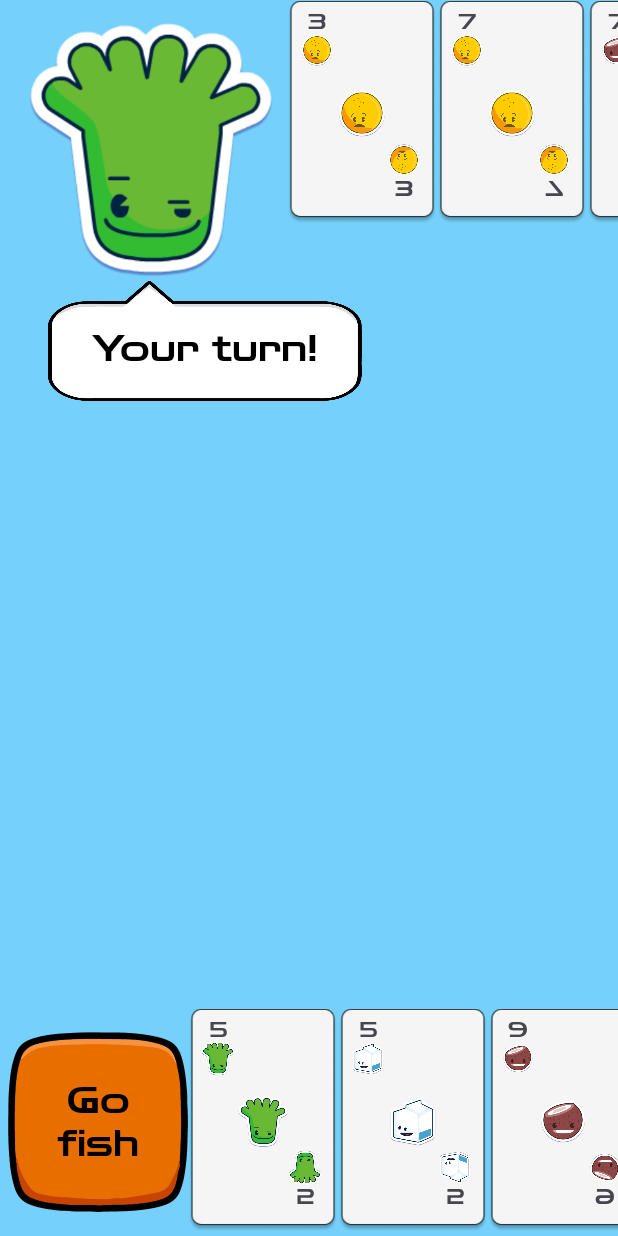
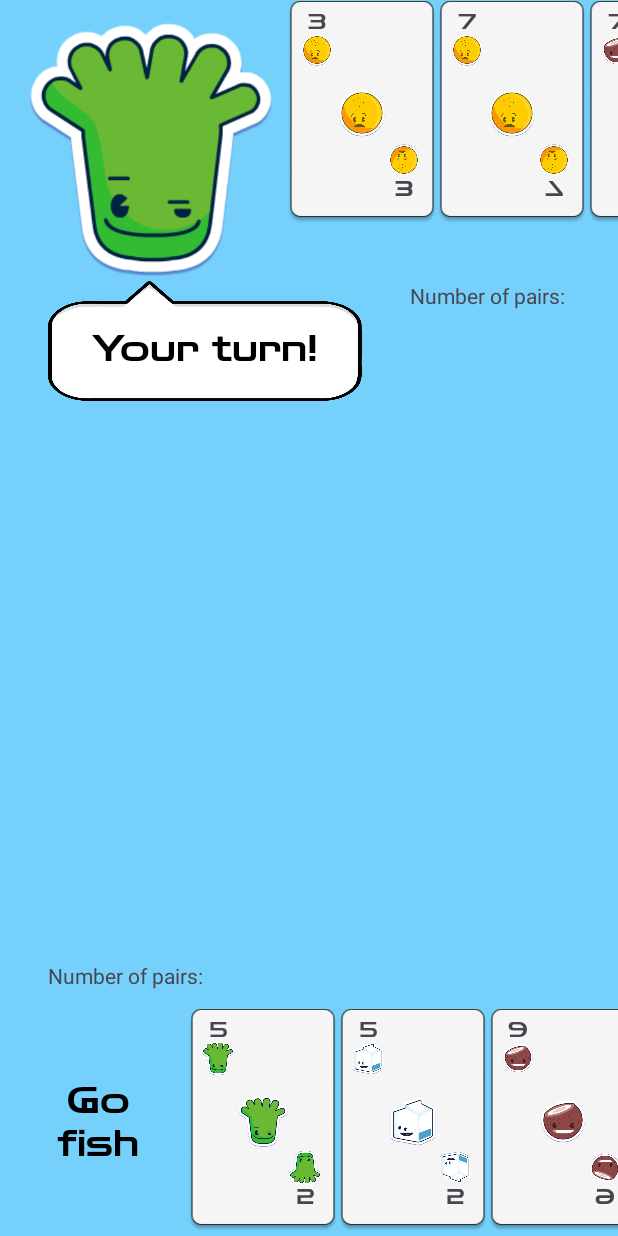
Before and after one commit to jonasbondesson84/ma23_kotlin_CardGame, an Android app: the fragment GameMode1Fragment placed in its activity, on a phone screen of 412 x 824 dp. Run offline under Robolectric (Android 15) with nearby library versions, the phone set to English and light mode, and no system bars.

Commit message:
added playerclass

```diff
--- a/app/src/main/java/com/example/cardgame/GameMode1Fragment.kt
+++ b/app/src/main/java/com/example/cardgame/GameMode1Fragment.kt
@@ -43,21 +43,26 @@ class GameMode1Fragment : Fragment() {
     lateinit var tvAIText: TextView
     lateinit var clDeck: ConstraintLayout
     lateinit var imGoFishButton: ImageView
-    var AIdeckOfCard = mutableListOf<Card>()
-    var humandeckOfCard = mutableListOf<Card>()
+    lateinit var tvAINumberOfPairs: TextView
+    lateinit var tvPlayerNumberOfPairs: TextView
+   // var AIdeckOfCard = mutableListOf<Card>()
+  //  var humandeckOfCard = mutableListOf<Card>()
     var deckOfCard = deckOfCard().deckOfCard
-    var numbersOfPairs = 0
-    var AIDeckNumbersOnly = mutableMapOf<Int, Int>()
-    var humanDeckNumbersOnly = mutableMapOf<Int, Int>()
+   // var numbersOfPairs = 0
+   // var AIDeckNumbersOnly = mutableMapOf<Int, Int>()
+ //   var humanDeckNumbersOnly = mutableMapOf<Int, Int>()
     var card: Card? = null
-    val adapterHuman = view?.let { HandOfCardsAdapter(it.context, humandeckOfCard) }
+  //  val adapterHuman = view?.let { HandOfCardsAdapter(it.context, humandeckOfCard) }
     val timerScope = CoroutineScope(Dispatchers.Default)
     var waitForDrawCard = false
     var aiTurnAnswer = false
     var aiTurn = false
-    var timerClickCheck = false
+  //  var timerClickCheck = false
 
     var randomCardNumber = 0
+
+    val player = Player("human", mutableListOf(), mutableMapOf(), 0 ,0)
+    val ai = Player("computer", mutableListOf(), mutableMapOf(), 0, 0)
 
 
     override fun onCreate(savedInstanceState: Bundle?) {
@@ -83,13 +88,13 @@ class GameMode1Fragment : Fragment() {
         rvAICards = view.findViewById(R.id.rvAICards)
         rvAICards.layoutManager =
             LinearLayoutManager(view.context, LinearLayoutManager.HORIZONTAL, false)
-        val adapterAI = HandOfCardsAdapter(view.context, AIdeckOfCard)
+        val adapterAI = HandOfCardsAdapter(view.context, ai.deck)
         rvAICards.adapter = adapterAI
 
         rvHumanCards = view.findViewById(R.id.rvHumanCards)
         rvHumanCards.layoutManager =
             LinearLayoutManager(view.context, LinearLayoutManager.HORIZONTAL, false)
-        val adapterHuman = HandOfCardsAdapter(view.context, humandeckOfCard)
+        val adapterHuman = HandOfCardsAdapter(view.context, player.deck)
         rvHumanCards.adapter = adapterHuman
 
         imCardCenter = view.findViewById(R.id.imCardCenter2)
@@ -101,10 +106,13 @@ class GameMode1Fragment : Fragment() {
         tvAIText = view.findViewById(R.id.tvAIText)
         clDeck = view.findViewById(R.id.clDeck)
         imGoFishButton = view.findViewById(R.id.imGoFishButton)
+        tvAINumberOfPairs = view.findViewById(R.id.tvAInumberOfPairs)
+        tvPlayerNumberOfPairs = view.findViewById(R.id.tvPlayerNumberOfPairs)
 
         createHands()
         clDrawCard.visibility = View.INVISIBLE
         clDeck.visibility = View.INVISIBLE
+        imGoFishButton.visibility = View.INVISIBLE
         tvAIText.text = "Your turn!"
 
 
@@ -112,14 +120,14 @@ class GameMode1Fragment : Fragment() {
 
         imDeckOfCard.setOnClickListener() {
            // if(!timerClickCheck) {
-                drawCardFromDeck(humandeckOfCard, humanDeckNumbersOnly)
+                drawCardFromDeck(player.deck, player.deckMap, player)
           //  }
         }
 
         adapterHuman?.onCardClick = {
 
-            if(!timerClickCheck) {
-                timerClickCheck = true
+//            if(!timerClickCheck) {
+//                timerClickCheck = true
                 if (!waitForDrawCard && !aiTurnAnswer) {
                     var pickedCard = it
                     humanTurn(pickedCard)
@@ -129,21 +137,22 @@ class GameMode1Fragment : Fragment() {
                     if (pickedCardForAnswer.number == randomCardNumber) {
                         exchangeCards(
                             pickedCardForAnswer.number,
-                            humandeckOfCard,
-                            AIdeckOfCard,
-                            AIDeckNumbersOnly, humanDeckNumbersOnly
+                            player.deck,
+                            ai.deck,
+                            ai.deckMap, player.deckMap, ai
                         )
                         aiTurnAnswer = false
 
                     }
                 }
-            }
+//            }
         }
 
         imGoFishButton.setOnClickListener() {
 //            if(!timerClickCheck) {
                 if (aiTurn) {
-                    drawCardFromDeck(AIdeckOfCard, AIDeckNumbersOnly)
+                    drawCardFromDeck(ai.deck, ai.deckMap, ai)
+                    imGoFishButton.visibility = View.INVISIBLE
                 }
 //            }
         }
@@ -174,20 +183,20 @@ class GameMode1Fragment : Fragment() {
 
     fun createHands() {
         for (i in 0..4) {
-            AIdeckOfCard.add(deckOfCard.first())
-            recalculateMap( AIDeckNumbersOnly, AIdeckOfCard)
+            ai.deck.add(deckOfCard.first())
+            recalculateMap( ai.deckMap, ai.deck)
             deckOfCard.remove(deckOfCard.first())
-            humandeckOfCard.add(deckOfCard.first())
-            recalculateMap( humanDeckNumbersOnly, humandeckOfCard)
+            player.deck.add(deckOfCard.first())
+            recalculateMap( player.deckMap, player.deck)
             deckOfCard.remove(deckOfCard.first())
-            Log.d("!!!", humandeckOfCard.size.toString())
+          //  Log.d("!!!", player.deck.size.toString())
         }
-        sortHand(humandeckOfCard)
-        sortHand(AIdeckOfCard)
+        sortHand(player.deck)
+        sortHand(ai.deck)
         updateHandView()
     }
 
-    fun drawCardFromDeck(deck: MutableList<Card>, deckMap: MutableMap<Int, Int>) {
+    fun drawCardFromDeck(deck: MutableList<Card>, deckMap: MutableMap<Int, Int>, player: Player) {
         if (deckOfCard.size > 0) {
             var drawnCard = deckOfCard.first()
             deck.add(drawnCard)
@@ -203,7 +212,7 @@ class GameMode1Fragment : Fragment() {
             deckOfCard.remove(drawnCard)
             sortHand(deck)
 //            printMap()
-            checkForPairs(deckMap, deck)
+            checkForPairs(deckMap, deck, player)
 
             timerScope.launch {
                 withContext(Dispatchers.Main) {
@@ -230,13 +239,26 @@ class GameMode1Fragment : Fragment() {
         updateHandView()
     }
 
-    fun checkForPairs(deckMap: MutableMap<Int, Int>, deck: MutableList<Card>) {
+    fun checkForPairs(deckMap: MutableMap<Int, Int>, deck: MutableList<Card>, player: Player) {
 
         for ((key, value) in deckMap) {
             if (value == 4) {
-                numbersOfPairs++
+                player.numberOfPairs++
                 deckMap.remove(key)
                 removeCards(key, deck)
+                if(player == ai) {
+                    timerScope.launch {
+                        withContext(Dispatchers.Main) {
+                            tvAIText.text = "I got a pair!"
+                            tvPlayerNumberOfPairs.text = "Number of pairs: ${ai.numberOfPairs}"
+                            delay(1000L)
+                        }
+                    }
+
+                } else {
+                    tvPlayerNumberOfPairs.text = "Number of pairs: ${player.numberOfPairs}"
+                }
+                Log.d("!!!", player.name + player.numberOfPairs.toString())
                 break
             }
         }
@@ -253,13 +275,14 @@ class GameMode1Fragment : Fragment() {
         deckFrom: MutableList<Card>,
         deckTo: MutableList<Card>,
         deckMapTo: MutableMap<Int, Int>,
-        deckMapFrom: MutableMap<Int, Int>
+        deckMapFrom: MutableMap<Int, Int>,
+        player: Player
     ) {
         deckFrom.filter { it.number == cardValue }.forEach { deckTo.add(it) }
         removeCards(cardValue, deckFrom)
         recalculateMap(deckMapTo, deckTo)
         recalculateMap(deckMapFrom, deckFrom)
-        checkForPairs(deckMapTo, deckTo)
+        checkForPairs(deckMapTo, deckTo, player)
 
         if (aiTurn) {
             aiTurnSequence()
@@ -281,7 +304,7 @@ class GameMode1Fragment : Fragment() {
     }
 
     fun printMap() {
-        for (card in humanDeckNumbersOnly) {
+        for (card in player.deckMap) {
             Log.d("!!!", card.key.toString() + " " + card.value.toString())
         }
     }
@@ -307,36 +330,39 @@ class GameMode1Fragment : Fragment() {
             withContext(Dispatchers.Main) {
 
                 delay(1000L)
-                var randomCard = AIdeckOfCard.random()
+                var randomCard = ai.deck.random()
                 randomCardNumber = randomCard.number
                 var showCardSymbol = randomCard.showNumberOnCard(randomCard)
                 tvAIText.text = "Give me all your $showCardSymbol"
                 aiTurnAnswer = true
                 aiTurn = true
+                if( randomCard !in player.deck) {
+                    imGoFishButton.visibility = View.VISIBLE
+                }
             }
         }
     }
 
     fun humanTurn(card: Card) {
 
-        if (card !in AIdeckOfCard) {
+        if (card !in ai.deck) {
 //                Log.d("!!!", card?.number.toString())
             card?.let { safeCard ->
-                if (AIDeckNumbersOnly.containsKey(safeCard.number)) {
+                if (ai.deckMap.containsKey(safeCard.number)) {
                     var showCardSymbol = safeCard.showNumberOnCard(safeCard)
-                    Log.d("!!!", showCardSymbol)
+             //       Log.d("!!!", showCardSymbol)
                     tvAIText.text = "Here, have all my $showCardSymbol"
                     exchangeCards(
                         safeCard.number,
-                        AIdeckOfCard,
-                        humandeckOfCard,
-                        humanDeckNumbersOnly, AIDeckNumbersOnly
+                        ai.deck,
+                        player.deck,
+                        player.deckMap, ai.deckMap, player
                     )
                     timerScope.launch {
                         withContext(Dispatchers.Main) {
                             delay(1000L)
                             tvAIText.text = "Your may go again."
-                            timerClickCheck= false
+//                            timerClickCheck= false
                         }
 
                     }
@@ -344,17 +370,17 @@ class GameMode1Fragment : Fragment() {
                     tvAIText.text = "GO FISH"
                     waitForDrawCard = true
                     clDeck.visibility = View.VISIBLE
-                    timerClickCheck = false
+//                    timerClickCheck = false
 
                     //drawCardFromDeck(humandeckOfCard, humanDeckNumbersOnly)
                 }
 
             }
         }
-        sortHand(humandeckOfCard)
-        sortHand(AIdeckOfCard)
+        sortHand(player.deck)
+        sortHand(ai.deck)
         updateHandView()
-        timerClickCheck = false
+//        timerClickCheck = false
 
         //Select card
         //AI checks for card
--- /dev/null
+++ b/app/src/main/java/com/example/cardgame/Player.kt
@@ -0,0 +1,9 @@
+package com.example.cardgame
+
+class Player(
+    var name: String,
+    var deck: MutableList<Card>,
+    var deckMap: MutableMap<Int, Int>,
+    var numberOfPairs: Int,
+    var score: Int
+) {}
--- a/app/src/main/res/layout/fragment_game_mode1.xml
+++ b/app/src/main/res/layout/fragment_game_mode1.xml
@@ -165,7 +165,7 @@
             tools:listitem="@layout/hand_card_item" />
 
         <TextView
-            android:id="@+id/textView8"
+            android:id="@+id/tvGoFishButton"
             android:layout_width="100dp"
             android:layout_height="wrap_content"
             android:fontFamily="@font/zen_dots"
@@ -177,5 +177,24 @@
             app:layout_constraintEnd_toEndOf="@+id/imGoFishButton"
             app:layout_constraintStart_toStartOf="@+id/imGoFishButton"
             app:layout_constraintTop_toTopOf="@+id/imGoFishButton" />
+
+        <TextView
+            android:id="@+id/tvAInumberOfPairs"
+            android:layout_width="wrap_content"
+            android:layout_height="wrap_content"
+            android:layout_marginEnd="32dp"
+            android:text="Number of pairs: "
+            app:layout_constraintEnd_toEndOf="parent"
+            app:layout_constraintTop_toTopOf="@+id/imageView16" />
+
+        <TextView
+            android:id="@+id/tvPlayerNumberOfPairs"
+            android:layout_width="wrap_content"
+            android:layout_height="wrap_content"
+            android:layout_marginStart="32dp"
+            android:layout_marginBottom="12dp"
+            android:text="Number of pairs:"
+            app:layout_constraintBottom_toTopOf="@+id/imGoFishButton"
+            app:layout_constraintStart_toStartOf="parent" />
     </androidx.constraintlayout.widget.ConstraintLayout>
 </FrameLayout>
```
